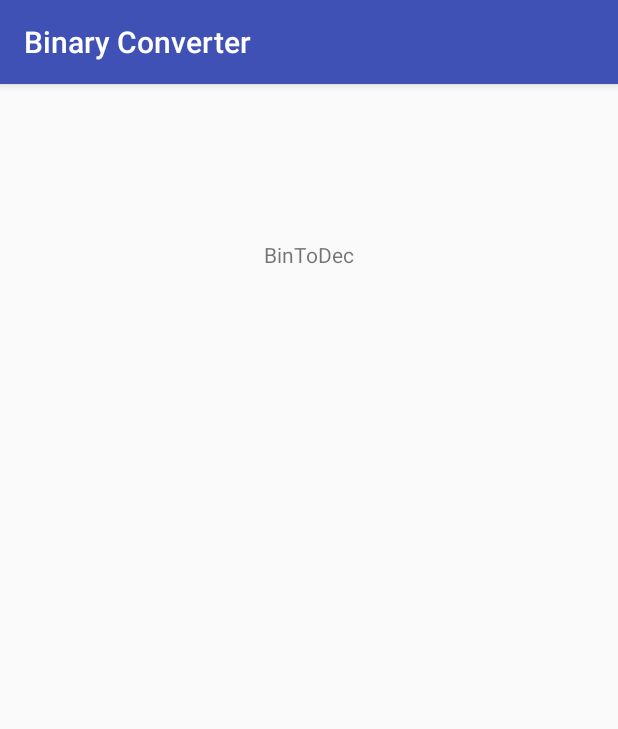
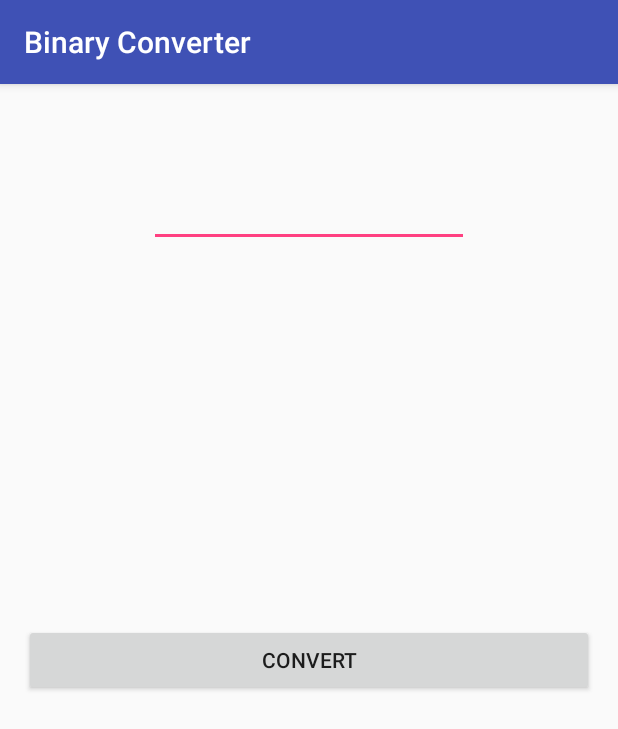
Before and after one commit to SteinTokvam/Binary-Converter_app, an Android app: the screen it shows after launch (Converter), after a tap on "BINARY TO DECIMAL", on a phone screen of 412 x 824 dp. Shown: the top 729 px of the screen. Run offline under Robolectric (Android 15) with nearby library versions, the phone set to English and light mode, and no system bars.

```diff
--- a/BinaryConverter/app/src/main/java/com/steintokvam/binaryconverter/Converter.java
+++ b/BinaryConverter/app/src/main/java/com/steintokvam/binaryconverter/Converter.java
@@ -3,28 +3,72 @@ package com.steintokvam.binaryconverter;
 import android.content.Intent;
 import android.support.v7.app.AppCompatActivity;
 import android.os.Bundle;
+import android.view.View;
+import android.widget.Button;
+import android.widget.EditText;
 import android.widget.TextView;
+import android.widget.Toast;
 
 public class Converter extends AppCompatActivity {
 
-    TextView mTest;
-    String tekst;
+    TextView mResult;
+    EditText mNum;
+    Button mConvert;
+    String tekst = "";
+    String bin;
+    int value = 0;
+    boolean isAllowed = false;
 
     @Override
     protected void onCreate(Bundle savedInstanceState) {
         super.onCreate(savedInstanceState);
         setContentView(R.layout.activity_converter);
 
+        mResult = (TextView) findViewById(R.id.txtResult);
+        mNum = (EditText) findViewById(R.id.editNum);
+        mConvert = (Button) findViewById(R.id.btnConvert);
+
         Intent intent = getIntent();
         tekst = intent.getStringExtra("isBin");
-        if(tekst.equals("1")){
-            tekst = "BinToDec";
+
+        mConvert.setOnClickListener(new View.OnClickListener() {
+            @Override
+            public void onClick(View v) {
+                if (value != 0) { // reset value for more converting
+                    value = 0;
+                }
+                if (tekst.equals("1")) {//BinToDec
+                    BinToDec();
+                    isAllowed = true; //reset bool
+                } else {
+                    DecToBin();
+                }
+            }
+        });
+    }
+
+    private void DecToBin() {
+    }
+
+    private void BinToDec() {
+        bin = mNum.getText().toString();
+        char[] binChar = bin.toCharArray();
+        for (int j = 0; j < binChar.length; j++) {//validates input
+            if (binChar[j] != '1' && binChar[j] != '0') {
+                isAllowed = false;
+                Toast.makeText(this, R.string.error_not_bin, Toast.LENGTH_LONG).show();
+                break;
+            }
         }
-        else {
-            tekst = "DecToBin";
+        if (isAllowed) {//only allowed input gets through
+            for (int i = 0; i < binChar.length; i++) {
+                if (binChar[i] == '1') {
+                    value += (Math.pow(2, (binChar.length + (-i - 1))));
+                } else {
+                    value += 1 * 0;
+                }
+            }
+            mResult.setText(value + "");
         }
-
-        mTest = (TextView)findViewById(R.id.textView);
-        mTest.setText(tekst);
     }
 }
--- a/BinaryConverter/app/src/main/res/layout/activity_converter.xml
+++ b/BinaryConverter/app/src/main/res/layout/activity_converter.xml
@@ -7,12 +7,31 @@
     android:paddingBottom="@dimen/activity_vertical_margin"
     tools:context="com.steintokvam.binaryconverter.Converter">
 
+    <EditText
+        android:layout_width="wrap_content"
+        android:layout_height="wrap_content"
+        android:inputType="number"
+        android:ems="10"
+        android:id="@+id/editNum"
+        android:layout_alignParentTop="true"
+        android:layout_centerHorizontal="true"
+        android:layout_marginTop="47dp" />
+
+    <Button
+        android:layout_width="match_parent"
+        android:layout_height="wrap_content"
+        android:text="Convert"
+        android:id="@+id/btnConvert"
+        android:layout_centerVertical="true"
+        android:layout_centerHorizontal="true" />
+
     <TextView
         android:layout_width="wrap_content"
         android:layout_height="wrap_content"
-        android:text="New Text"
-        android:id="@+id/textView"
-        android:layout_alignParentTop="true"
+        android:id="@+id/txtResult"
+        android:layout_marginTop="79dp"
+        android:layout_below="@+id/btnConvert"
         android:layout_centerHorizontal="true"
-        android:layout_marginTop="88dp" />
+        android:textSize="50dp" />
+
 </RelativeLayout>
--- a/BinaryConverter/app/src/main/res/values/strings.xml
+++ b/BinaryConverter/app/src/main/res/values/strings.xml
@@ -1,3 +1,4 @@
 <resources>
     <string name="app_name">Binary Converter</string>
+    <string name="error_not_bin">Please use only binary numbers</string>
 </resources>
```
